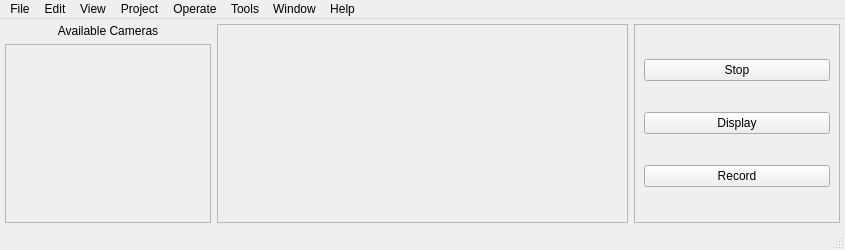
Old version of the form UI/mainWindow.ui in the repository nathanielnyema/rataGUI.
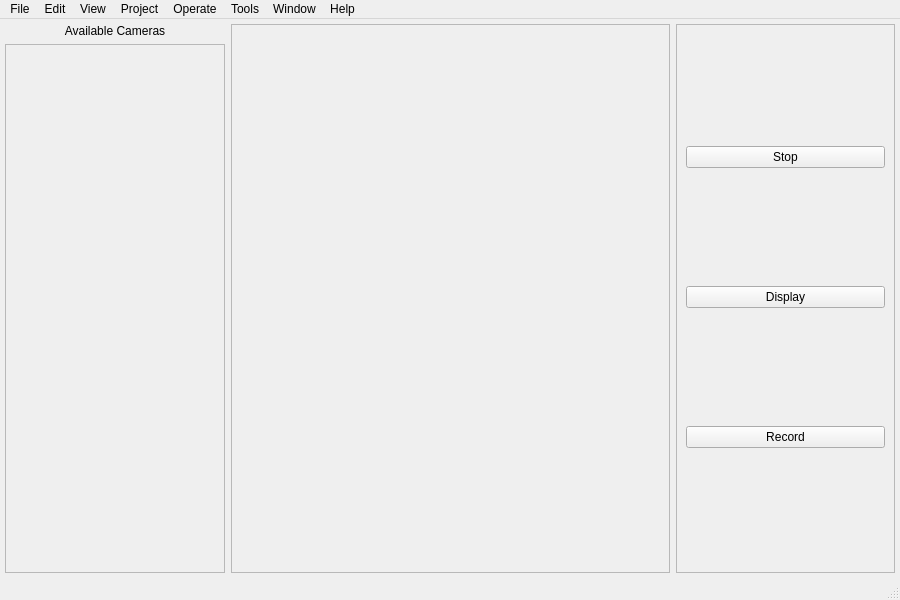
New version of the form.

The edit to the form file:
```diff
--- a/UI/mainWindow.ui
+++ b/UI/mainWindow.ui
@@ -6,8 +6,8 @@
    <rect>
     <x>0</x>
     <y>0</y>
-    <width>845</width>
-    <height>250</height>
+    <width>900</width>
+    <height>600</height>
    </rect>
   </property>
   <property name="windowTitle">
@@ -60,8 +60,8 @@
             <rect>
              <x>0</x>
              <y>0</y>
-             <width>201</width>
-             <height>174</height>
+             <width>215</width>
+             <height>524</height>
             </rect>
            </property>
           </widget>
@@ -79,8 +79,8 @@
           <rect>
            <x>0</x>
            <y>0</y>
-           <width>409</width>
-           <height>195</height>
+           <width>436</width>
+           <height>545</height>
           </rect>
          </property>
         </widget>
@@ -155,7 +155,7 @@
     <rect>
      <x>0</x>
      <y>0</y>
-     <width>845</width>
+     <width>900</width>
      <height>21</height>
     </rect>
    </property>
```
